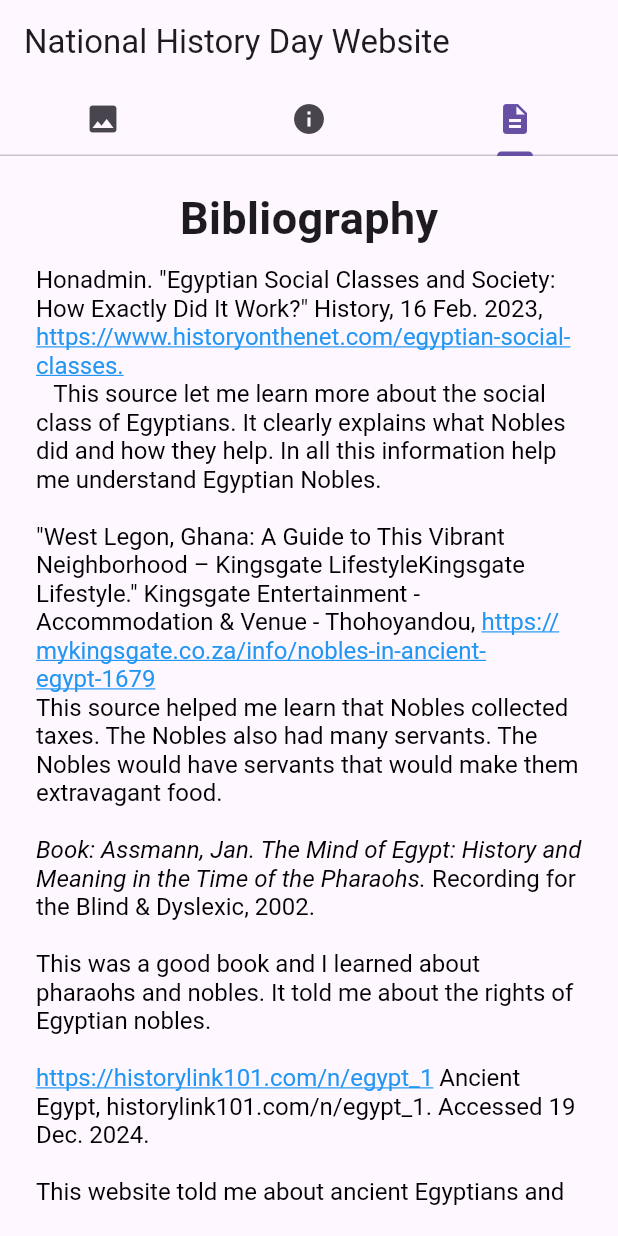
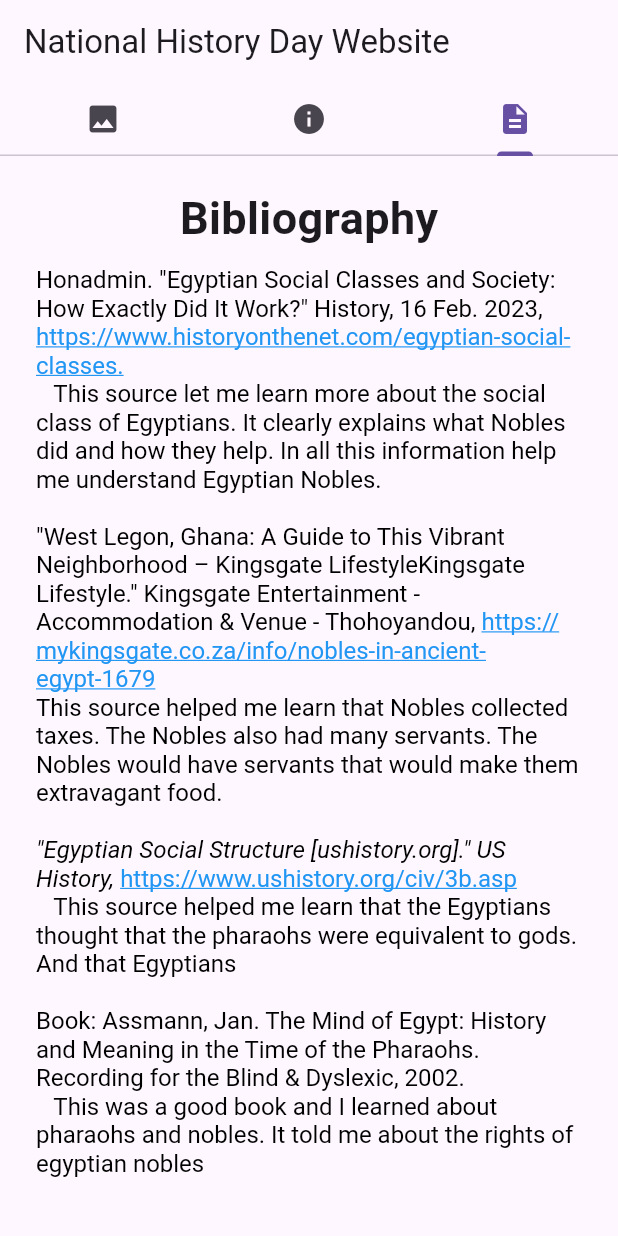
Before and after one commit to ShadowBlade9000/nhd_project, a Flutter app: the screen it shows after launch, tab 3 chosen, on a phone screen of 412 x 824 dp. Run offline on Flutter 3.47's test engine with Material 3 defaults, Android fonts, the phone set to English and light mode, and no system bars.

Commit message:
adding more to bib

```diff
--- a/lib/bib.dart
+++ b/lib/bib.dart
@@ -25,7 +25,7 @@ Widget build(BuildContext context) {
           children: [
             const Text('Bibliography', style: TextStyle(fontWeight: FontWeight.bold, fontSize: 30),),
             Container(height: 10),
-            TextWithHyperlinks(),
+            const TextWithHyperlinks(),
           ],
         ),
       ),
@@ -96,21 +96,15 @@ class TextWithHyperlinks extends StatelessWidget {
             text: '\nThis source helped me learn that Nobles collected taxes. The Nobles also had many servants. The Nobles would have servants that would make them extravagant food.\n\n',
           ),
           const TextSpan(
-            text: 'Book: Assmann, Jan. The Mind of Egypt: History and Meaning in the Time of the Pharaohs.',
+            text: '"Egyptian Social Structure [ushistory.org]." US History, ',
             style: TextStyle(
               fontStyle: FontStyle.italic,
               fontSize: 16,
             ),
           ),
-          const TextSpan(
-            text: ' Recording for the Blind & Dyslexic, 2002.\n\n',
-          ),
-          const TextSpan(
-            text: '''This was a good book and I learned about pharaohs and nobles. It told me about the rights of Egyptian nobles.\n\n''',
-          ),
           // Actual URL
           TextSpan(
-            text: 'https://historylink101.com/n/egypt_1',
+            text: 'https://www.ushistory.org/civ/3b.asp',
             style: const TextStyle(
               color: Colors.blue,
               decoration: TextDecoration.underline,
@@ -122,14 +116,15 @@ class TextWithHyperlinks extends StatelessWidget {
               },
           ),
           const TextSpan(
-            text: ' Ancient Egypt, historylink101.com/n/egypt_1. Accessed 19 Dec. 2024.\n\n',
+            text: '\n   This source helped me learn that the Egyptians thought that the pharaohs were equivalent to gods. And that Egyptians\n\n',
           ),
+          //done
           const TextSpan(
-            text: '''This website told me about ancient Egyptians and what they did in ancient Egypt. And what their responsibilities were.\n\n''',
+            text: '''Book: Assmann, Jan. The Mind of Egypt: History and Meaning in the Time of the Pharaohs. Recording for the Blind & Dyslexic, 2002.''',
           ),
           // Actual URL
           TextSpan(
-            text: 'https://irp-cdn.multiscreensite.com/04cd93d4/files/uploaded/Y3 History Lesson 4 Social Groups.pdf',
+            text: '',
             style: const TextStyle(
               color: Colors.blue,
               decoration: TextDecoration.underline,
@@ -141,10 +136,10 @@ class TextWithHyperlinks extends StatelessWidget {
               },
           ),
           const TextSpan(
-            text: ' irp-cdn.multiscreensite.com/04cd93d4/files/uploaded/Y3 History Lesson 4 Social Groups.pdf. Accessed 19 Dec. 2024.\n\n',
+            text: '\n   This was a good book and I learned about pharaohs and nobles. It told me about the rights of egyptian nobles\n\n',
           ),
           const TextSpan(
-            text: '''This source helped me grasp the idea of rights and responsibilities for Egyptian nobles better. And how most Egyptians lived in ancient times.''',
+            text: '''need add more''',
           ),
         ],
       ),
--- a/lib/tabbar.dart
+++ b/lib/tabbar.dart
@@ -42,7 +42,7 @@ class TabBarExample extends StatelessWidget {
             ],
           ),
         ),
-        body:  TabBarView(
+        body:  const TabBarView(
           children: <Widget>[
             K(),
             Info(),
```
